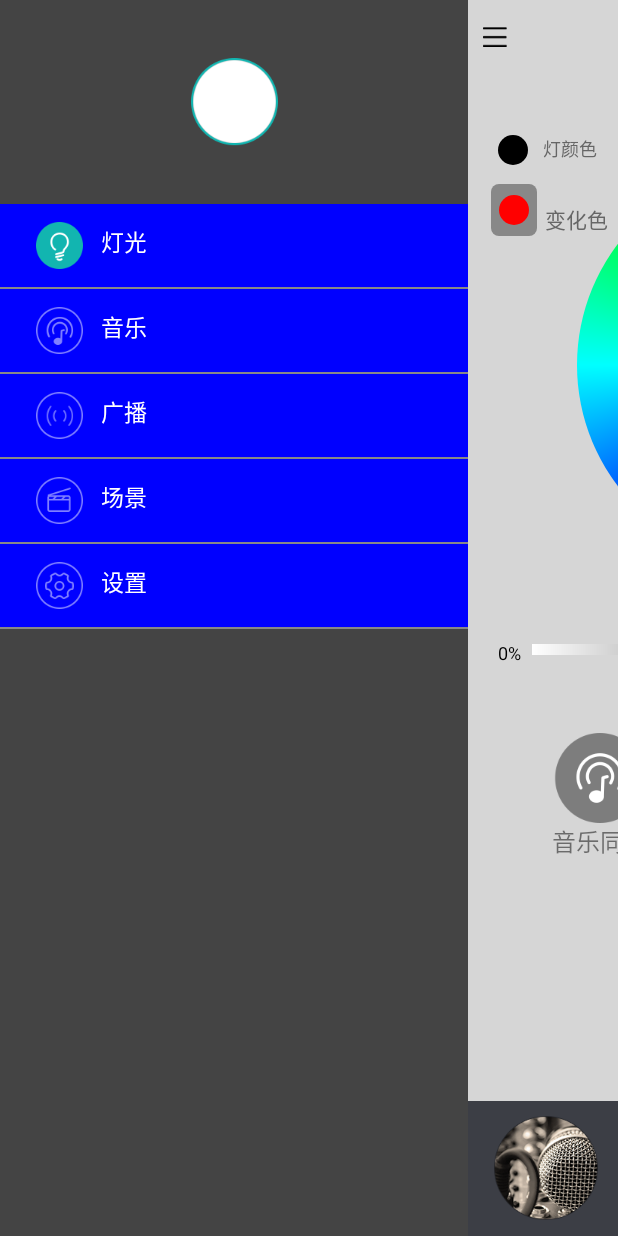
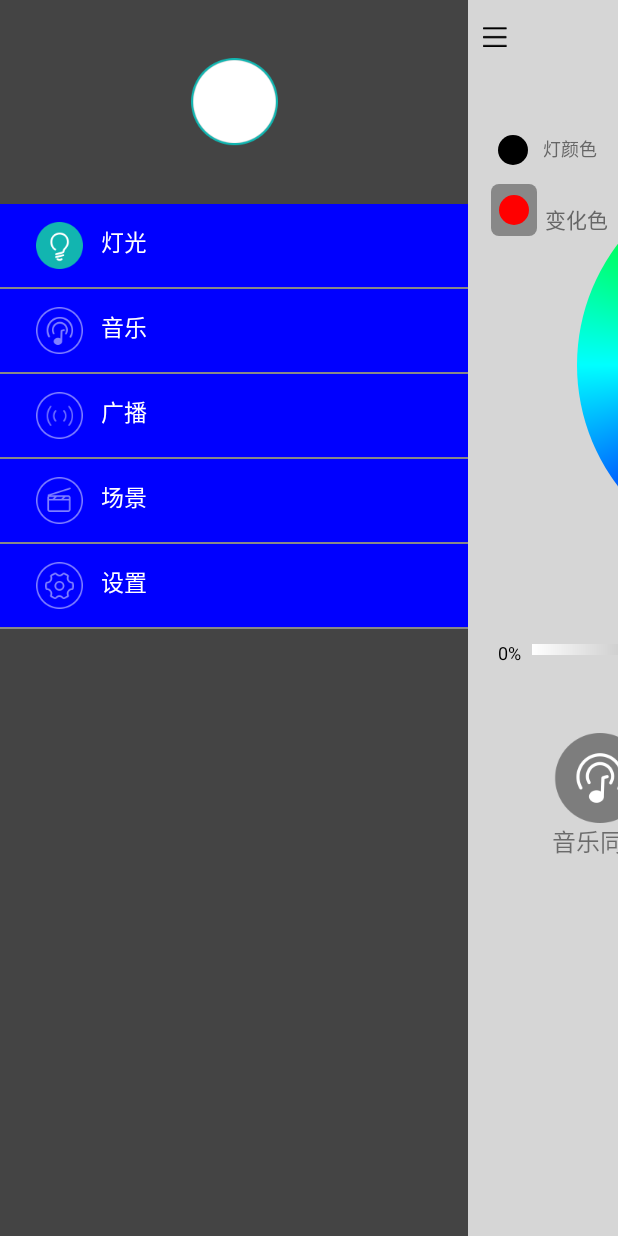
Before and after one commit to yinshijian-kkb/MagicLamp, an Android app: the screen it shows after launch (MyActivity), after a tap on an icon or button, on a phone screen of 412 x 824 dp. Run offline under Robolectric (Android 15) with nearby library versions, the phone set to English and light mode, and no system bars.

Commit message:
for music panel add animation

```diff
--- a/MagicLamp/src/main/java/tcl/com/magiclamp/fragment/MainFragment.java
+++ b/MagicLamp/src/main/java/tcl/com/magiclamp/fragment/MainFragment.java
@@ -12,6 +12,8 @@ import android.view.LayoutInflater;
 import android.view.View;
 import android.view.ViewGroup;
 import android.view.WindowManager;
+import android.view.animation.Animation;
+import android.view.animation.AnimationUtils;
 import android.widget.AdapterView;
 import android.widget.Button;
 import android.widget.CheckBox;
@@ -113,6 +115,9 @@ public class MainFragment extends Fragment implements
     private boolean mIsExpanded;
     private SceneManager mSceneManger;
     private CheckBox cb;
+    private View music_panel;
+    private boolean mMusicPanelShowing;
+    private Animation musicPanelUp,musicPanelDown;
 
     @Override
     public void onAttach(Activity activity) {
@@ -179,6 +184,14 @@ public class MainFragment extends Fragment implements
         viewLoading = view.findViewById(R.id.loading_view);
         fl_cover = view.findViewById(R.id.fl_cover);
 
+
+        //add music panel at footer
+        music_panel = view.findViewById(R.id.music_panel);
+        ((CheckBox)view.findViewById(R.id.cb_arrow)).setOnCheckedChangeListener(this);
+
+        musicPanelUp = AnimationUtils.loadAnimation(mContext,R.anim.music_panel_up);
+        musicPanelDown = AnimationUtils.loadAnimation(mContext,R.anim.music_panel_down);
+
         expandCompoundColor(false);
         lampBeanInvalidate();
 
@@ -195,6 +208,12 @@ public class MainFragment extends Fragment implements
         mMode = ConfigData.curLampMode;
         mLampData = ConfigData.curLamp;
 
+        //是否显示音乐面板
+        music_panel.setVisibility(mLampData.isCanAdjustedMusic() ? View.VISIBLE : View.INVISIBLE);
+        if (mLampData.isCanAdjustedMusic()){
+            mMusicPanelShowing = true;
+            music_panel.startAnimation(musicPanelUp);
+        }
         //更新标题
         tv_header.setText(mMode.toString());
         //灯色
@@ -302,9 +321,10 @@ public class MainFragment extends Fragment implements
                 cancelPanelColor(v, 3);
                 break;
             case R.id.btn_confirm:
-                ToastUtils.showShort(mContext,"同步变化色");
+                ToastUtils.showShort(mContext, "同步变化色");
                 expandCompoundColor(false);
                 break;
+
             default:
                 break;
         }
@@ -458,6 +478,12 @@ public class MainFragment extends Fragment implements
                 ToastUtils.showShort(mContext,isChecked ? "关机":"开机");
                 tv_header.setEnabled(!isChecked);
                 break;
+            // add music panel at footer
+            case R.id.cb_arrow:
+                ToastUtils.showShort(mContext, "arrow click");
+                mMusicPanelShowing = isChecked;
+                music_panel.startAnimation(mMusicPanelShowing ? musicPanelUp : musicPanelDown);
+                break;
         }
     }
 
--- /dev/null
+++ b/MagicLamp/src/main/res/anim/music_panel_down.xml
@@ -0,0 +1,6 @@
+<?xml version="1.0" encoding="utf-8"?>
+<translate xmlns:android="http://schemas.android.com/apk/res/android"
+    android:duration="100"
+    android:fillAfter="true"
+    android:fromYDelta="-83%"
+    android:toYDelta="0"/>
--- /dev/null
+++ b/MagicLamp/src/main/res/anim/music_panel_up.xml
@@ -0,0 +1,6 @@
+<?xml version="1.0" encoding="utf-8"?>
+<translate xmlns:android="http://schemas.android.com/apk/res/android"
+    android:duration="100"
+    android:fillAfter="true"
+    android:fromYDelta="0"
+    android:toYDelta="-83%"/>
--- /dev/null
+++ b/MagicLamp/src/main/res/drawable/music_arrow.xml
@@ -0,0 +1,5 @@
+<?xml version="1.0" encoding="utf-8"?>
+<selector xmlns:android="http://schemas.android.com/apk/res/android">
+    <item android:state_checked="true" android:drawable="@drawable/music_arrow_a" />
+    <item android:state_checked="false" android:drawable="@drawable/music_arrow_b" />
+</selector>
--- a/MagicLamp/src/main/res/layout/fragment_content.xml
+++ b/MagicLamp/src/main/res/layout/fragment_content.xml
@@ -188,9 +188,11 @@
         android:visibility="gone" />
 
     <include
+        android:id="@+id/music_panel"
         android:layout_width="match_parent"
         android:layout_height="wrap_content"
         layout="@layout/layout_footer_music"
-        android:layout_alignParentBottom="true"/>
+        android:layout_alignParentBottom="true"
+        android:layout_marginBottom="-90dp"/>
 
 </RelativeLayout>
--- a/MagicLamp/src/main/res/layout/layout_footer_music.xml
+++ b/MagicLamp/src/main/res/layout/layout_footer_music.xml
@@ -4,17 +4,19 @@
     android:layout_height="wrap_content"
     android:background="@color/info_sreen_bg">
 
-    <ImageView
-        android:id="@+id/ib_arrow"
+    <CheckBox
+        android:id="@+id/cb_arrow"
         android:layout_width="wrap_content"
         android:layout_height="wrap_content"
         android:layout_centerHorizontal="true"
-        android:src="@drawable/music_arrow_b" />
+        android:background="@null"
+        android:button="@drawable/music_arrow" />
 
     <RelativeLayout
         android:layout_width="match_parent"
         android:layout_height="90dp"
-        android:layout_below="@id/ib_arrow"
+        android:layout_below="@id/cb_arrow"
+        android:layout_marginTop="5dp"
         android:background="@color/c_3c3e45">
 
         <ImageView
```
